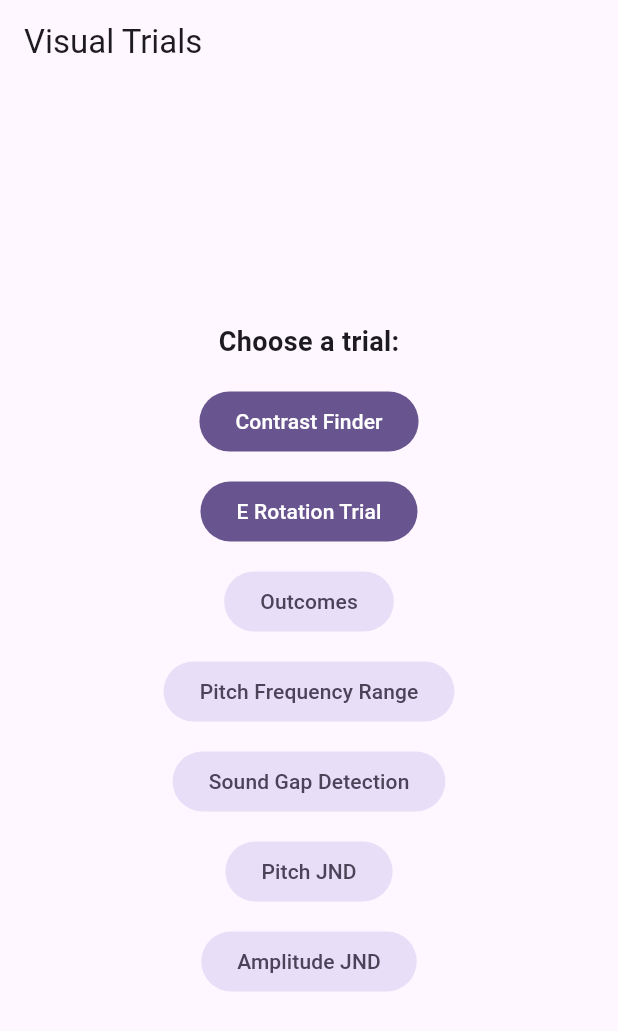
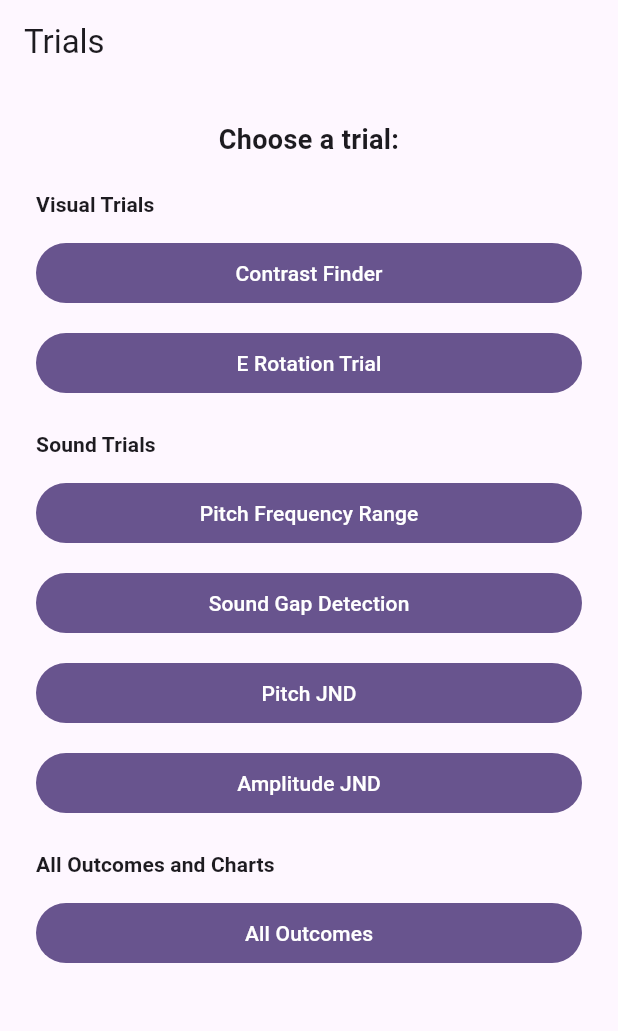
Before and after one commit to cmdor/human_sensing_benchmarks, a Flutter app: the screen it shows after launch, on a phone screen of 412 x 824 dp. Shown: the top 1031 px of the screen. Run offline on Flutter 3.47's test engine with Material 3 defaults, Android fonts, the phone set to English and light mode, and no system bars; our stand-ins replace shared_preferences; missing offline and left inert: dart:html, flutter_soloud.

Commit message:
cleanup UI

```diff
--- a/lib/main.dart
+++ b/lib/main.dart
@@ -20,7 +20,7 @@ class MyApp extends StatelessWidget {
   @override
   Widget build(BuildContext context) {
     return MaterialApp(
-      title: 'Flutter Demo',
+      title: 'Health sensing trials',
       theme: ThemeData(
         // This is the theme of your application.
         //
@@ -47,25 +47,36 @@ class MyApp extends StatelessWidget {
 class TrialHomePage extends StatelessWidget {
   const TrialHomePage({super.key});
 
+  static TextStyle _sectionTitle(BuildContext context) {
+    final base = Theme.of(context).textTheme.titleSmall;
+    return (base ?? const TextStyle(fontSize: 14)).copyWith(
+      fontWeight: FontWeight.w600,
+    );
+  }
+
   @override
   Widget build(BuildContext context) {
     return Scaffold(
       appBar: AppBar(
-        title: const Text('Visual Trials'),
+        title: const Text('Trials'),
       ),
-      body: Center(
-        child: Padding(
+      body: Align(
+        alignment: Alignment.topCenter,
+        child: SingleChildScrollView(
           padding: const EdgeInsets.all(24),
           child: ConstrainedBox(
             constraints: const BoxConstraints(maxWidth: 420),
             child: Column(
-              mainAxisSize: MainAxisSize.min,
+              crossAxisAlignment: CrossAxisAlignment.stretch,
               children: [
                 const Text(
                   'Choose a trial:',
+                  textAlign: TextAlign.center,
                   style: TextStyle(fontSize: 18, fontWeight: FontWeight.w600),
                 ),
-                const SizedBox(height: 16),
+                const SizedBox(height: 20),
+                Text('Visual Trials', style: _sectionTitle(context)),
+                const SizedBox(height: 12),
                 FilledButton(
                   onPressed: () {
                     Navigator.of(context).push(
@@ -87,19 +98,10 @@ class TrialHomePage extends StatelessWidget {
                   },
                   child: const Text('E Rotation Trial'),
                 ),
+                const SizedBox(height: 20),
+                Text('Sound Trials', style: _sectionTitle(context)),
                 const SizedBox(height: 12),
-                FilledButton.tonal(
-                  onPressed: () {
-                    Navigator.of(context).push(
-                      MaterialPageRoute<void>(
-                        builder: (_) => const OutcomesPage(),
-                      ),
-                    );
-                  },
-                  child: const Text('Outcomes'),
-                ),
-                const SizedBox(height: 12),
-                FilledButton.tonal(
+                FilledButton(
                   onPressed: () {
                     Navigator.of(context).push(
                       MaterialPageRoute<void>(
@@ -110,7 +112,7 @@ class TrialHomePage extends StatelessWidget {
                   child: const Text('Pitch Frequency Range'),
                 ),
                 const SizedBox(height: 12),
-                FilledButton.tonal(
+                FilledButton(
                   onPressed: () {
                     Navigator.of(context).push(
                       MaterialPageRoute<void>(
@@ -121,7 +123,7 @@ class TrialHomePage extends StatelessWidget {
                   child: const Text('Sound Gap Detection'),
                 ),
                 const SizedBox(height: 12),
-                FilledButton.tonal(
+                FilledButton(
                   onPressed: () {
                     Navigator.of(context).push(
                       MaterialPageRoute<void>(
@@ -132,7 +134,7 @@ class TrialHomePage extends StatelessWidget {
                   child: const Text('Pitch JND'),
                 ),
                 const SizedBox(height: 12),
-                FilledButton.tonal(
+                FilledButton(
                   onPressed: () {
                     Navigator.of(context).push(
                       MaterialPageRoute<void>(
@@ -142,6 +144,19 @@ class TrialHomePage extends StatelessWidget {
                   },
                   child: const Text('Amplitude JND'),
                 ),
+                const SizedBox(height: 20),
+                Text('All Outcomes and Charts', style: _sectionTitle(context)),
+                const SizedBox(height: 12),
+                FilledButton(
+                  onPressed: () {
+                    Navigator.of(context).push(
+                      MaterialPageRoute<void>(
+                        builder: (_) => const OutcomesPage(),
+                      ),
+                    );
+                  },
+                  child: const Text('All Outcomes'),
+                ),
               ],
             ),
           ),
@@ -150,89 +165,3 @@ class TrialHomePage extends StatelessWidget {
     );
   }
 }
-
-class MyHomePage extends StatefulWidget {
-  const MyHomePage({super.key, required this.title});
-
-  // This widget is the home page of your application. It is stateful, meaning
-  // that it has a State object (defined below) that contains fields that affect
-  // how it looks.
-
-  // This class is the configuration for the state. It holds the values (in this
-  // case the title) provided by the parent (in this case the App widget) and
-  // used by the build method of the State. Fields in a Widget subclass are
-  // always marked "final".
-
-  final String title;
-
-  @override
-  State<MyHomePage> createState() => _MyHomePageState();
-}
-
-class _MyHomePageState extends State<MyHomePage> {
-  int _counter = 0;
-
-  void _incrementCounter() {
-    setState(() {
-      // This call to setState tells the Flutter framework that something has
-      // changed in this State, which causes it to rerun the build method below
-      // so that the display can reflect the updated values. If we changed
-      // _counter without calling setState(), then the build method would not be
-      // called again, and so nothing would appear to happen.
-      _counter++;
-    });
-  }
-
-  @override
-  Widget build(BuildContext context) {
-    // This method is rerun every time setState is called, for instance as done
-    // by the _incrementCounter method above.
-    //
-    // The Flutter framework has been optimized to make rerunning build methods
-    // fast, so that you can just rebuild anything that needs updating rather
-    // than having to individually change instances of widgets.
-    return Scaffold(
-      appBar: AppBar(
-        // TRY THIS: Try changing the color here to a specific color (to
-        // Colors.amber, perhaps?) and trigger a hot reload to see the AppBar
-        // change color while the other colors stay the same.
-        backgroundColor: Theme.of(context).colorScheme.inversePrimary,
-        // Here we take the value from the MyHomePage object that was created by
-        // the App.build method, and use it to set our appbar title.
-        title: Text(widget.title),
-      ),
-      body: Center(
-        // Center is a layout widget. It takes a single child and positions it
-        // in the middle of the parent.
-        child: Column(
-          // Column is also a layout widget. It takes a list of children and
-          // arranges them vertically. By default, it sizes itself to fit its
-          // children horizontally, and tries to be as tall as its parent.
-          //
-          // Column has various properties to control how it sizes itself and
-          // how it positions its children. Here we use mainAxisAlignment to
-          // center the children vertically; the main axis here is the vertical
-          // axis because Columns are vertical (the cross axis would be
-          // horizontal).
-          //
-          // TRY THIS: Invoke "debug painting" (choose the "Toggle Debug Paint"
-          // action in the IDE, or press "p" in the console), to see the
-          // wireframe for each widget.
-          mainAxisAlignment: MainAxisAlignment.center,
-          children: [
-            const Text('You have pushed the button this many times:'),
-            Text(
-              '$_counter',
-              style: Theme.of(context).textTheme.headlineMedium,
-            ),
-          ],
-        ),
-      ),
-      floatingActionButton: FloatingActionButton(
-        onPressed: _incrementCounter,
-        tooltip: 'Increment',
-        child: const Icon(Icons.add),
-      ),
-    );
-  }
-}
--- a/lib/sight/outcomes_page.dart
+++ b/lib/sight/outcomes_page.dart
@@ -148,7 +148,7 @@ class _OutcomesPageState extends State<OutcomesPage> {
   Widget build(BuildContext context) {
     return Scaffold(
       appBar: AppBar(
-        title: const Text('Outcomes'),
+        title: const Text('All Outcomes'),
         actions: [
           IconButton(
             onPressed: _reload,
```
